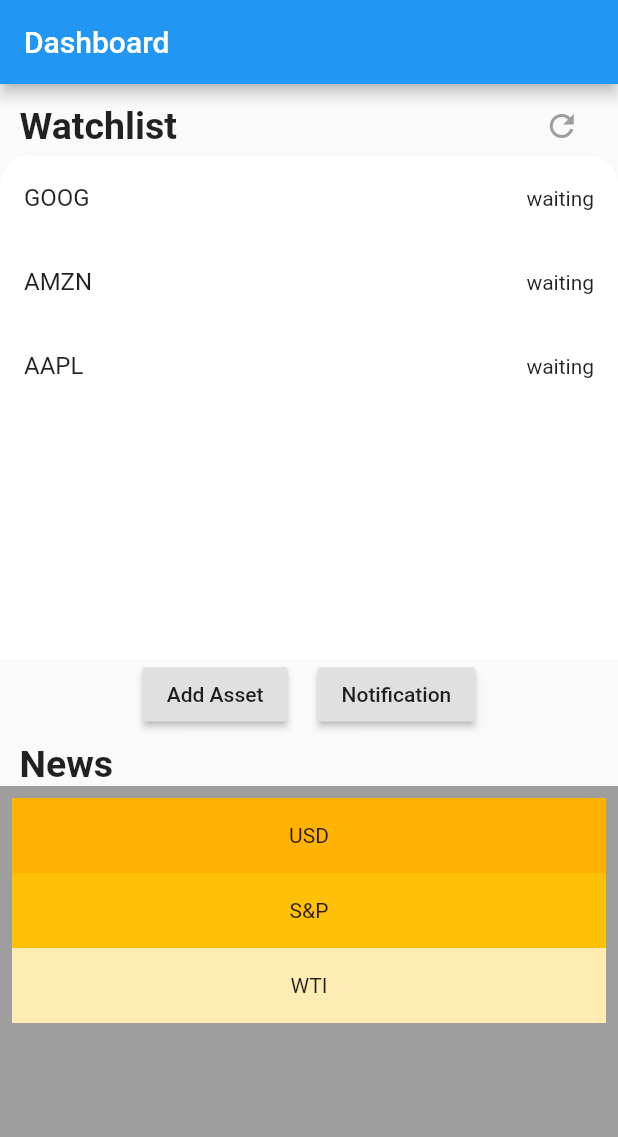
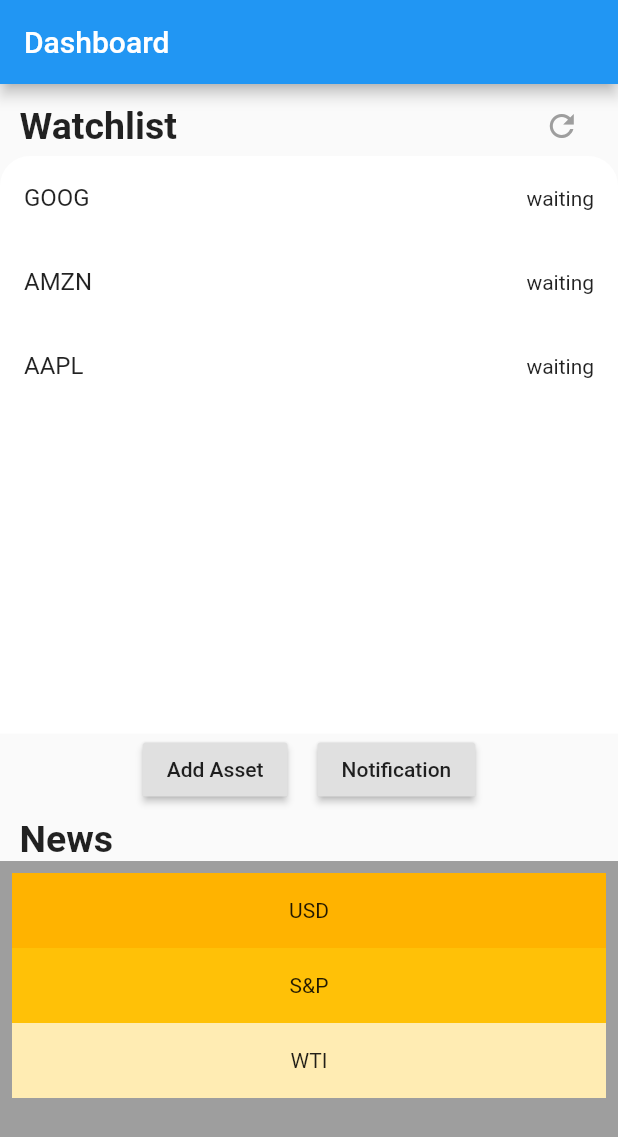
Before and after one commit to developerMoon/money_alarm, a Flutter app: the screen it shows after launch, on a phone screen of 412 x 824 dp. Shown: the top 1137 px of the screen. Run offline on Flutter 3.47's test engine with Material 2 defaults, Android fonts, the phone set to English and light mode, and no system bars; missing offline and left inert: finance_quote.

```diff
--- a/lib/models/asset_data.dart
+++ b/lib/models/asset_data.dart
@@ -14,12 +14,8 @@ class AssetData extends ChangeNotifier {
     return UnmodifiableListView(_assets);
   }
 
-//  ListView<Asset> get assets {
-//    return ListView(_assets);
-//  }
-//
   void addAsset(String newAssetName) {
-    final asset = Asset(name: newAssetName);
+    final asset = Asset(name: newAssetName, price: 'waiting');
     _assets.add(asset);
     notifyListeners();
   }
--- a/lib/screens/add_asset_screen.dart
+++ b/lib/screens/add_asset_screen.dart
@@ -48,7 +48,9 @@ class AddAssetScreen extends StatelessWidget {
                   Provider.of<AssetData>(context, listen: false)
                       .addAsset(newAssetName);
                   Navigator.pop(context);
-                }, //onPressed is not added -> disabled
+                  Provider.of<AssetData>(context, listen: false)
+                      .setAssetPrice();
+                },
               ),
             ],
           ),
--- a/lib/screens/dashboard_screen.dart
+++ b/lib/screens/dashboard_screen.dart
@@ -18,6 +18,7 @@ class _DashBoardScreenState extends State<DashBoardScreen> {
   @override
   void initState() {
     super.initState();
+    Provider.of<AssetData>(context, listen: false).setAssetPrice();
   }
 
   @override
@@ -53,7 +54,6 @@ class _DashBoardScreenState extends State<DashBoardScreen> {
                     ),
                   ),
                   onPressed: () {
-                    //add task
                     Provider.of<AssetData>(context, listen: false)
                         .setAssetPrice();
                   },
@@ -61,27 +61,6 @@ class _DashBoardScreenState extends State<DashBoardScreen> {
               ),
             ],
           ),
-//          Container(
-//            height: 200,
-//            color: Colors.grey,
-//            child: ListView(
-//              padding: const EdgeInsets.all(8),
-//              children: <Widget>[
-//                Container(
-//                  height: 50,
-//                  color: Colors.amber[600],
-//                  child: const Center(child: Text('USD')),
-//                ),
-//                Container(
-//                  height: 50,
-//                  color: Colors.amber[500],
-//                  child: const Center(child: Text('S&P')),
-//                ),
-//                Container(
-//                  height: 50,
-//                  color: Colors.amber[100],
-//                  child: const Center(child: Text('WTI')),
-//                ),
           Expanded(
             child: Container(
               decoration: BoxDecoration(
@@ -94,9 +73,6 @@ class _DashBoardScreenState extends State<DashBoardScreen> {
               child: AssetsList(),
             ),
           ),
-          //],
-          // ),
-          //    ),
           Row(
             mainAxisAlignment: MainAxisAlignment.center,
             children: <Widget>[
@@ -130,7 +106,7 @@ class _DashBoardScreenState extends State<DashBoardScreen> {
             ),
           ),
           Container(
-            height: 300,
+            height: 250,
             color: Colors.grey,
             child: ListView(
               padding: const EdgeInsets.all(8),
--- a/lib/widgets/assets_list.dart
+++ b/lib/widgets/assets_list.dart
@@ -12,10 +12,6 @@ class AssetsList extends StatelessWidget {
           itemBuilder: (context, index) {
             final asset = assetData.assets[index];
             return AssetTile(
-              setAssetPrice: () {
-                assetData.setAssetPrice();
-                print('test ${asset.price}'); //not printed
-              },
               assetName: asset.name,
               assetPrice: asset.price,
             );
```
